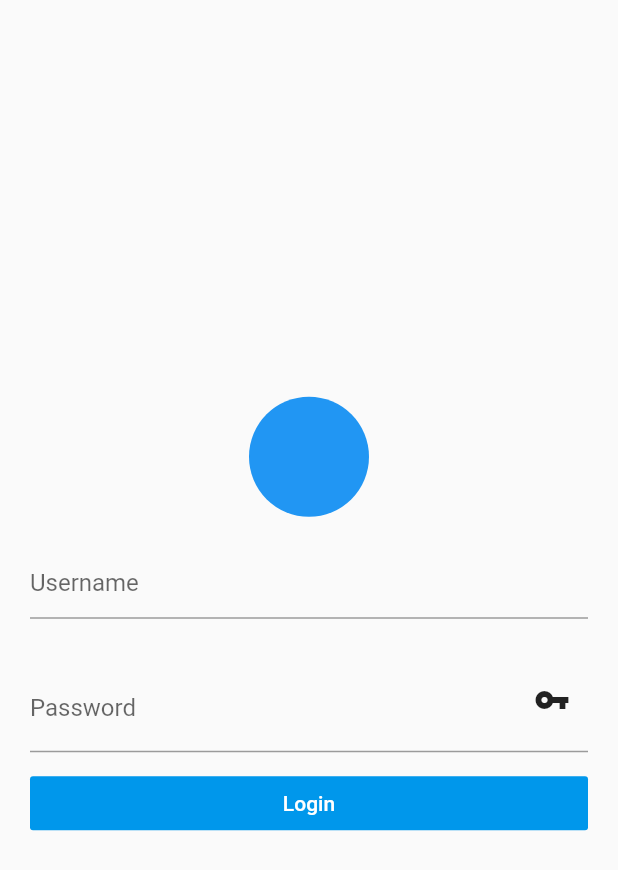
After one commit to thebreweryapp/flutter-widgets, a Flutter app: the screen it shows after launch, on a phone screen of 412 x 824 dp. The commit adds this screen. Shown: the top 870 px of the screen. Run offline on Flutter 3.47's test engine with Material 2 defaults, Android fonts, the phone set to English and light mode, and no system bars; our stand-ins replace flutter_dotenv, parse_server_sdk; statements that could not run were skipped.

Commit message:
Added navigation in app

```diff
--- /dev/null
+++ b/lib/src/routes.dart
@@ -0,0 +1,3 @@
+class Routes {
+  static final home = '/home';
+}
--- /dev/null
+++ b/lib/src/screen/login_screen.dart
@@ -0,0 +1,49 @@
+import 'package:flutter/material.dart';
+import '../widgets/brewery_login.dart';
+import 'package:parse_server_sdk/parse_server_sdk.dart';
+import '../routes.dart';
+
+class LoginScreen extends StatefulWidget {
+  @override
+  State<StatefulWidget> createState() => LoginState();
+}
+
+class LoginState extends State<LoginScreen> {
+  var _username = "";
+  var _password = "";
+
+  @override
+  Widget build(BuildContext context) {
+    return Scaffold(
+      body: Container(
+        child: Column(
+          children: <Widget>[
+            BreweryLoginWidget(
+              usernameHint: "Username",
+              usernameOnChangeListener: (text) {
+                _username = text;
+              },
+              passwordOnChangeListener: (text) {
+                _password = text;
+              },
+              submitOnPressed: () {
+                login(context);
+                // Navigator.pushNamed(context, Routes.home);
+              },
+            ),
+          ],
+          mainAxisAlignment: MainAxisAlignment.center,
+        ),
+      ),
+    );
+  }
+
+  login(BuildContext context) async {
+    var user = await ParseUser(_username, _password, "").login();
+    if (user.success) {
+      Navigator.pushNamed(context, Routes.home);
+      // TODO login
+      print("LOGIN HERE");
+    }
+  }
+}
```
Also changed, not shown: lib/src/app.dart (+19 -30 lines).
